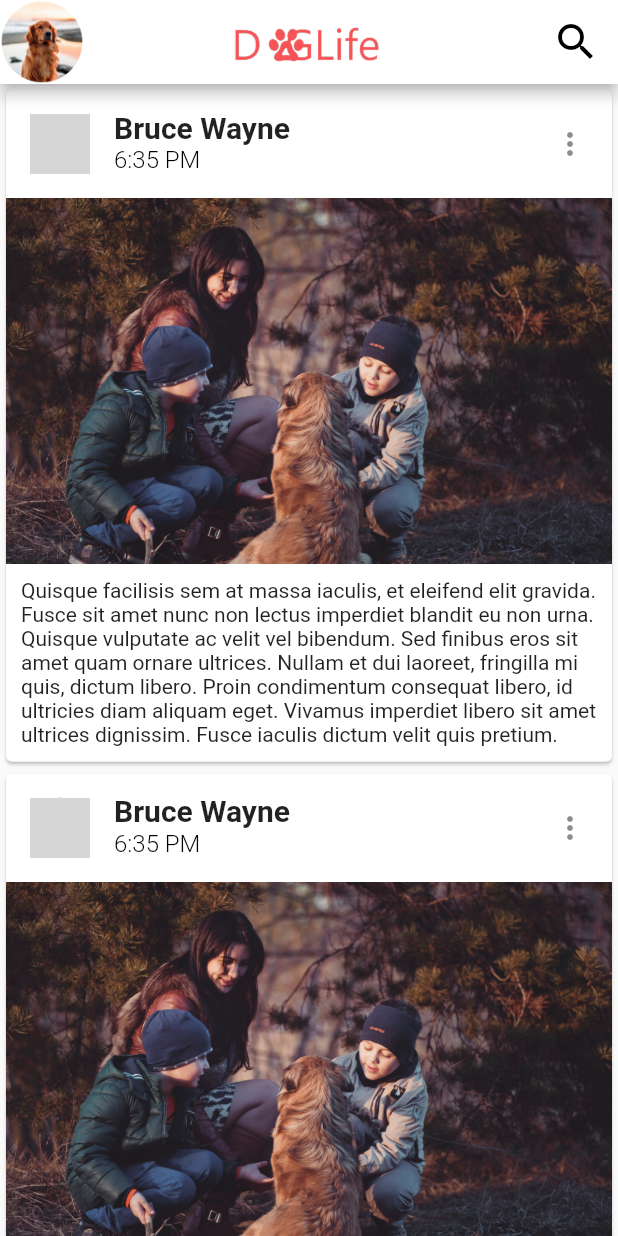
After one commit to igorsily/flutter-doglife, a Flutter app: the screen it shows after launch, after a tap on "Login", on a phone screen of 412 x 824 dp. The commit adds this screen. Run offline on Flutter 3.47's test engine with Material 2 defaults, Android fonts, the phone set to English and light mode, and no system bars; network calls fail; grey boxes are pictures that could not be loaded.

Commit message:
add home page

```diff
--- /dev/null
+++ b/lib/pages/home_page.dart
@@ -0,0 +1,94 @@
+import 'package:flutter/material.dart';
+
+class HomePage extends StatelessWidget {
+  @override
+  Widget build(BuildContext context) {
+    return Scaffold(
+      appBar: AppBar(
+        backgroundColor: Colors.white,
+        leading: Container(
+          height: 40,
+          width: 40,
+          decoration: BoxDecoration(
+            image: DecorationImage(
+              image: AssetImage('assets/user-picture.png'),
+              fit: BoxFit.fitHeight,
+            ),
+          ),
+        ),
+        title: Center(
+          child: SizedBox(
+            width: 100,
+            child: Image.asset('assets/app-logo.png'),
+          ),
+        ),
+        actions: <Widget>[
+          Container(
+            width: 60,
+            child: FlatButton(
+              child: Icon(
+                Icons.search,
+                size: 32,
+                color: Colors.black,
+              ),
+              onPressed: null,
+            ),
+          )
+        ],
+      ),
+      body: Container(
+        child: ListView(
+          children: <Widget>[
+            cardItem(),
+            cardItem(),
+            cardItem(),
+            cardItem(),
+            cardItem(),
+            cardItem(),
+          ],
+        ),
+      ),
+    );
+  }
+}
+
+Widget cardItem() {
+  return Card(
+    child: Column(
+      mainAxisSize: MainAxisSize.min,
+      children: <Widget>[
+        ListTile(
+          leading: CircleAvatar(
+            backgroundImage: NetworkImage(
+              'https://i0.wp.com/cdn-prod.medicalnewstoday.com/content/images/articles/322/322868/golden-retriever-puppy.jpg?w=1155&h=1541',
+            ),
+          ),
+          title: Text(
+            "Bruce Wayne",
+            style: TextStyle(
+              fontSize: 20,
+              fontWeight: FontWeight.bold,
+            ),
+          ),
+          subtitle: Text(
+            '6:35 PM',
+            style: TextStyle(
+              fontSize: 16,
+              color: Colors.black,
+              fontWeight: FontWeight.w300,
+            ),
+          ),
+          trailing: Icon(Icons.more_vert),
+        ),
+        Container(
+          child: Image.asset('assets/post-picture-001.png'),
+        ),
+        Container(
+          padding: EdgeInsets.all(10),
+          child: Text(
+              'Quisque facilisis sem at massa iaculis, et eleifend elit gravida. Fusce sit amet nunc non lectus imperdiet blandit eu non urna. Quisque vulputate ac velit vel bibendum. Sed finibus eros sit amet quam ornare ultrices. Nullam et dui laoreet, fringilla mi quis, dictum libero. Proin condimentum consequat libero, id ultricies diam aliquam eget. Vivamus imperdiet libero sit amet ultrices dignissim. Fusce iaculis dictum velit quis pretium.'),
+        ),
+      ],
+    ),
+  );
+}
--- a/lib/pages/login_page.dart
+++ b/lib/pages/login_page.dart
@@ -1,3 +1,4 @@
+import 'package:doglife/pages/home_page.dart';
 import 'package:doglife/pages/reset-password_page.dart';
 import 'package:doglife/pages/signup_page.dart';
 import 'package:flutter/material.dart';
@@ -94,7 +95,6 @@ class LoginPage extends StatelessWidget {
                 ),
                 child: SizedBox.expand(
                   child: FlatButton(
-                    onPressed: null,
                     child: Row(
                       mainAxisAlignment: MainAxisAlignment.spaceBetween,
                       children: <Widget>[
@@ -114,6 +114,12 @@ class LoginPage extends StatelessWidget {
                           ),
                         )
                       ],
+                    ),
+                    onPressed: () => Navigator.push(
+                      context,
+                      MaterialPageRoute(
+                        builder: (context) => HomePage(),
+                      ),
                     ),
                   ),
                 ),
```
